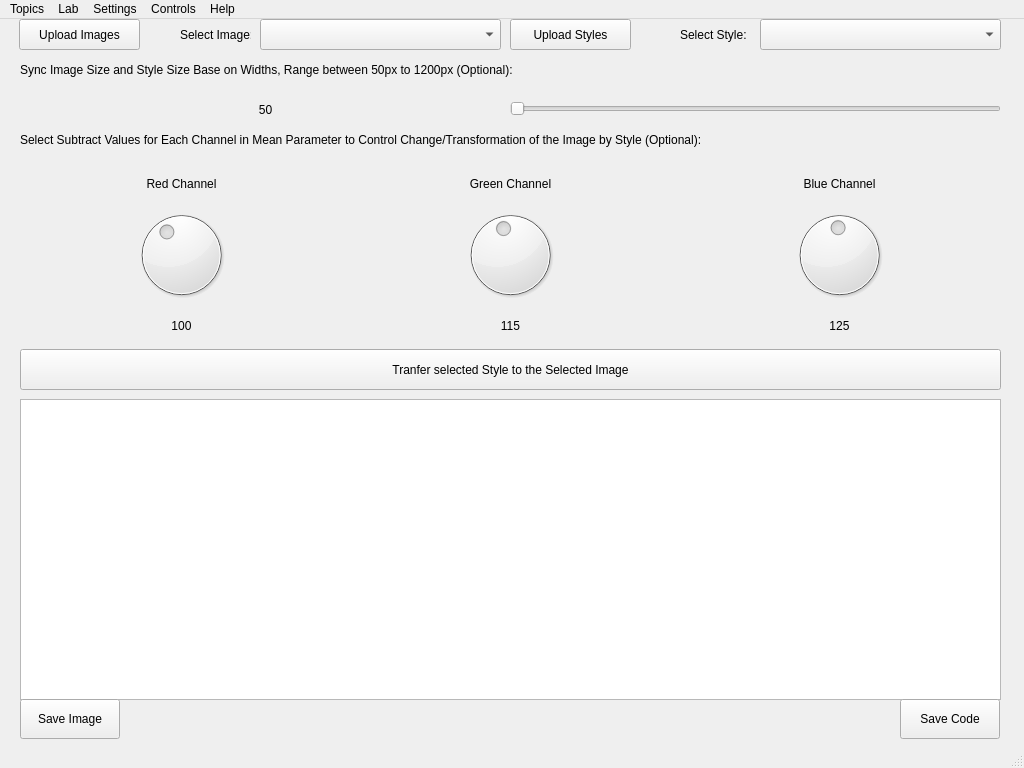
Qt form ui.ui (mehrdadeahady/CV_with_ML_and_DL_and_GANs) before a commit.
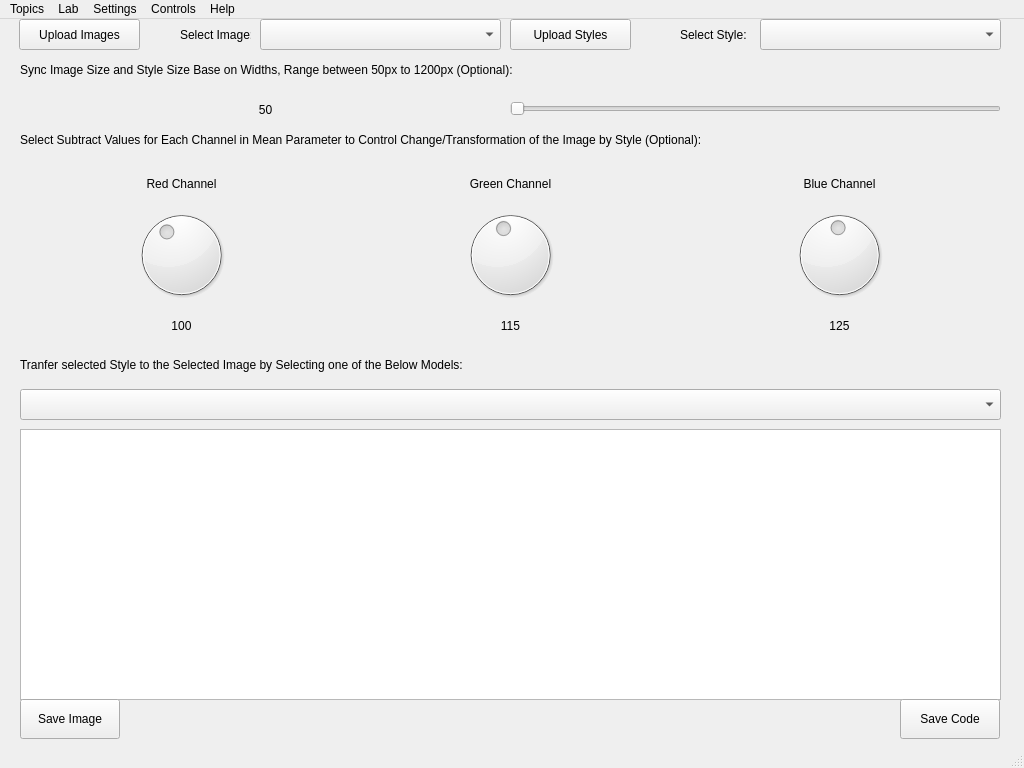
The same form after that commit. Icons and pictures are not drawn.

Commit message: Neural Style Transfer Functionality Added.

Patch:
```diff
--- a/ui.ui
+++ b/ui.ui
@@ -4229,9 +4229,9 @@
       <property name="geometry">
        <rect>
         <x>10</x>
-        <y>380</y>
+        <y>410</y>
         <width>981</width>
-        <height>301</height>
+        <height>271</height>
        </rect>
       </property>
      </widget>
@@ -4451,19 +4451,6 @@
        </item>
       </layout>
      </widget>
-     <widget class="QPushButton" name="pushButton_TransferStyle_NeuralStyleTransfer">
-      <property name="geometry">
-       <rect>
-        <x>10</x>
-        <y>330</y>
-        <width>981</width>
-        <height>41</height>
-       </rect>
-      </property>
-      <property name="text">
-       <string>Tranfer selected Style to the Selected Image</string>
-      </property>
-     </widget>
      <widget class="QLabel" name="label_Sync_NeuralStyleTransfer">
       <property name="geometry">
        <rect>
@@ -4512,6 +4499,82 @@
        <set>Qt::AlignmentFlag::AlignCenter</set>
       </property>
      </widget>
+     <widget class="QComboBox" name="comboBox_TransferStyle_NeuralStyleTransfer">
+      <property name="geometry">
+       <rect>
+        <x>10</x>
+        <y>370</y>
+        <width>981</width>
+        <height>31</height>
+       </rect>
+      </property>
+      <item>
+       <property name="text">
+        <string/>
+       </property>
+      </item>
+      <item>
+       <property name="text">
+        <string>candy.t7</string>
+       </property>
+      </item>
+      <item>
+       <property name="text">
+        <string>composition_vii.t7</string>
+       </property>
+      </item>
+      <item>
+       <property name="text">
+        <string>feathers.t7</string>
+       </property>
+      </item>
+      <item>
+       <property name="text">
+        <string>la_muse.t7</string>
+       </property>
+      </item>
+      <item>
+       <property name="text">
+        <string>mosaic.t7</string>
+       </property>
+      </item>
+      <item>
+       <property name="text">
+        <string>starry_night.t7</string>
+       </property>
+      </item>
+      <item>
+       <property name="text">
+        <string>the_scream.t7</string>
+       </property>
+      </item>
+      <item>
+       <property name="text">
+        <string>the_wave.t7</string>
+       </property>
+      </item>
+      <item>
+       <property name="text">
+        <string>udnie.t7</string>
+       </property>
+      </item>
+     </widget>
+     <widget class="QLabel" name="label">
+      <property name="geometry">
+       <rect>
+        <x>10</x>
+        <y>330</y>
+        <width>981</width>
+        <height>31</height>
+       </rect>
+      </property>
+      <property name="text">
+       <string>Tranfer selected Style to the Selected Image by Selecting one of the Below Models:</string>
+      </property>
+      <property name="alignment">
+       <set>Qt::AlignmentFlag::AlignLeading|Qt::AlignmentFlag::AlignLeft|Qt::AlignmentFlag::AlignVCenter</set>
+      </property>
+     </widget>
     </widget>
     <widget class="QWidget" name="page_AboutAuthorDeveloper">
      <widget class="QTextBrowser" name="textBrowser_AboutAuthorDeveloper">
```
Left out of the diff: 7 changed lines with no effect on the pictures. The commit also changes 22 other files.
